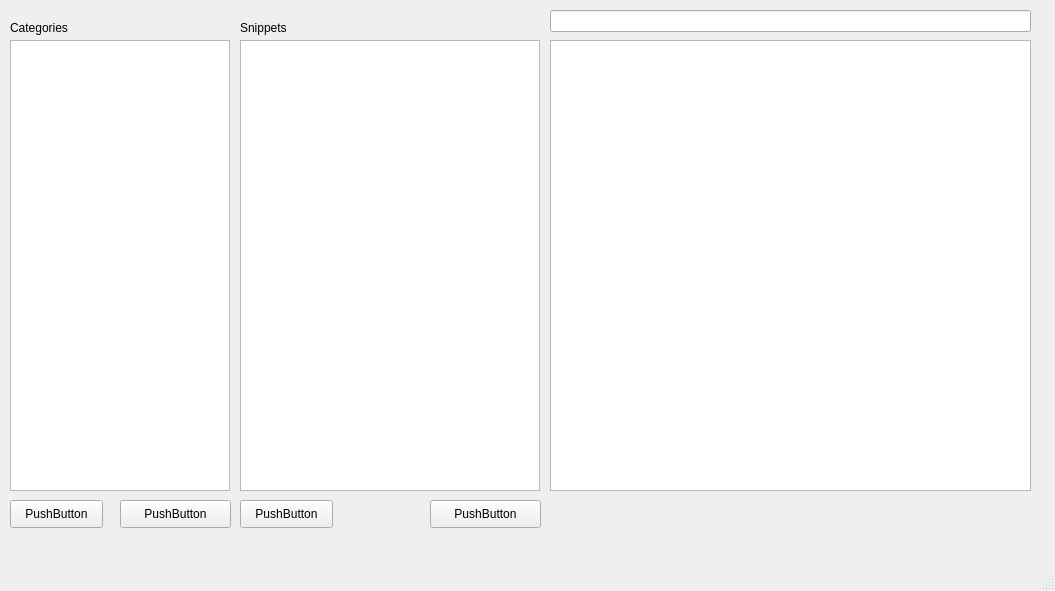
Before: the Qt Designer form mainwindow.ui in plainoldprogrammer/yasm, drawn with Qt 5.
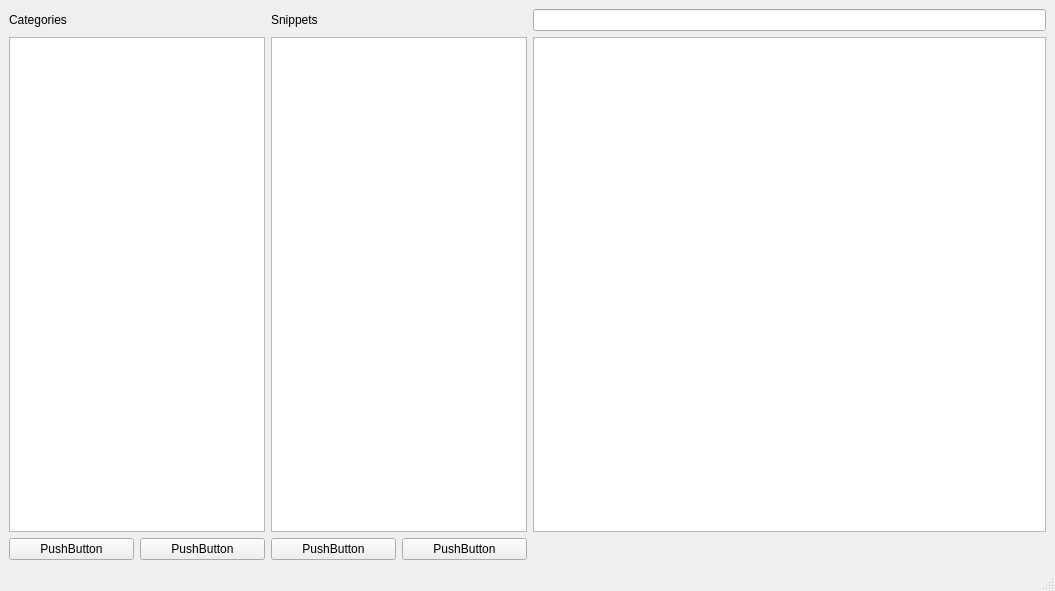
After: the same form once the commit is applied.

Commit message: setting the layout to automatically resize all the widgets

```diff
--- a/mainwindow.ui
+++ b/mainwindow.ui
@@ -14,124 +14,62 @@
    <string>MainWindow</string>
   </property>
   <widget class="QWidget" name="centralwidget">
-   <widget class="QTextEdit" name="textEditSnippetContent">
-    <property name="geometry">
-     <rect>
-      <x>550</x>
-      <y>40</y>
-      <width>481</width>
-      <height>451</height>
-     </rect>
-    </property>
-   </widget>
-   <widget class="QLineEdit" name="lineEditSnippetTitle">
-    <property name="geometry">
-     <rect>
-      <x>550</x>
-      <y>10</y>
-      <width>481</width>
-      <height>22</height>
-     </rect>
-    </property>
-   </widget>
-   <widget class="QPushButton" name="pushButtonNewSnippet">
-    <property name="geometry">
-     <rect>
-      <x>240</x>
-      <y>500</y>
-      <width>93</width>
-      <height>28</height>
-     </rect>
-    </property>
-    <property name="text">
-     <string>PushButton</string>
-    </property>
-   </widget>
-   <widget class="QListWidget" name="listWidgetSnippets">
-    <property name="geometry">
-     <rect>
-      <x>240</x>
-      <y>40</y>
-      <width>300</width>
-      <height>451</height>
-     </rect>
-    </property>
-   </widget>
-   <widget class="QPushButton" name="pushButtonRemoveSnippet">
-    <property name="geometry">
-     <rect>
-      <x>430</x>
-      <y>500</y>
-      <width>111</width>
-      <height>28</height>
-     </rect>
-    </property>
-    <property name="text">
-     <string>PushButton</string>
-    </property>
-   </widget>
-   <widget class="QListWidget" name="listWidgetCategories">
-    <property name="geometry">
-     <rect>
-      <x>10</x>
-      <y>40</y>
-      <width>220</width>
-      <height>451</height>
-     </rect>
-    </property>
-   </widget>
-   <widget class="QPushButton" name="pushButtonNewCategory">
-    <property name="geometry">
-     <rect>
-      <x>10</x>
-      <y>500</y>
-      <width>93</width>
-      <height>28</height>
-     </rect>
-    </property>
-    <property name="text">
-     <string>PushButton</string>
-    </property>
-   </widget>
-   <widget class="QPushButton" name="pushButtonRemoveCategory">
-    <property name="geometry">
-     <rect>
-      <x>120</x>
-      <y>500</y>
-      <width>111</width>
-      <height>28</height>
-     </rect>
-    </property>
-    <property name="text">
-     <string>PushButton</string>
-    </property>
-   </widget>
-   <widget class="QLabel" name="labelCategories">
-    <property name="geometry">
-     <rect>
-      <x>10</x>
-      <y>20</y>
-      <width>71</width>
-      <height>16</height>
-     </rect>
-    </property>
-    <property name="text">
-     <string>Categories</string>
-    </property>
-   </widget>
-   <widget class="QLabel" name="labelSnippets">
-    <property name="geometry">
-     <rect>
-      <x>240</x>
-      <y>20</y>
-      <width>61</width>
-      <height>16</height>
-     </rect>
-    </property>
-    <property name="text">
-     <string>Snippets</string>
-    </property>
-   </widget>
+   <layout class="QGridLayout" name="gridLayout">
+    <item row="0" column="0">
+     <widget class="QLabel" name="labelCategories">
+      <property name="text">
+       <string>Categories</string>
+      </property>
+     </widget>
+    </item>
+    <item row="0" column="2">
+     <widget class="QLabel" name="labelSnippets">
+      <property name="text">
+       <string>Snippets</string>
+      </property>
+     </widget>
+    </item>
+    <item row="0" column="4">
+     <widget class="QLineEdit" name="lineEditSnippetTitle"/>
+    </item>
+    <item row="1" column="0" colspan="2">
+     <widget class="QListWidget" name="listWidgetCategories"/>
+    </item>
+    <item row="1" column="2" colspan="2">
+     <widget class="QListWidget" name="listWidgetSnippets"/>
+    </item>
+    <item row="1" column="4">
+     <widget class="QTextEdit" name="textEditSnippetContent"/>
+    </item>
+    <item row="2" column="0">
+     <widget class="QPushButton" name="pushButtonNewCategory">
+      <property name="text">
+       <string>PushButton</string>
+      </property>
+     </widget>
+    </item>
+    <item row="2" column="1">
+     <widget class="QPushButton" name="pushButtonRemoveCategory">
+      <property name="text">
+       <string>PushButton</string>
+      </property>
+     </widget>
+    </item>
+    <item row="2" column="2">
+     <widget class="QPushButton" name="pushButtonNewSnippet">
+      <property name="text">
+       <string>PushButton</string>
+      </property>
+     </widget>
+    </item>
+    <item row="2" column="3">
+     <widget class="QPushButton" name="pushButtonRemoveSnippet">
+      <property name="text">
+       <string>PushButton</string>
+      </property>
+     </widget>
+    </item>
+   </layout>
   </widget>
   <widget class="QMenuBar" name="menubar">
    <property name="geometry">
```
The commit also changes 1 other file.
